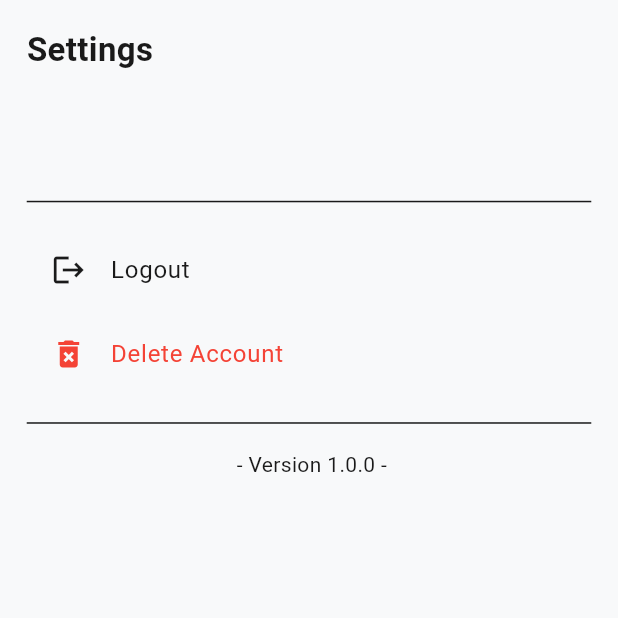
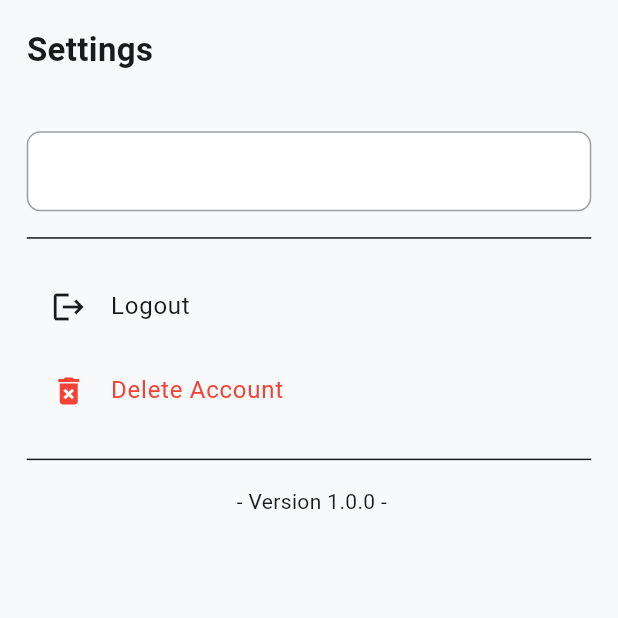
Before and after one commit to zuleyha04/Drobee, a Flutter app: the SettingPage screen opened directly, on a phone screen of 412 x 824 dp, the top half of it. Run offline on Flutter 3.47's test engine with Material 3 defaults, Android fonts, the light colour scheme and no system bars; our stand-ins replace another_flushbar, cloud_firestore, equatable, firebase_auth, firebase_core, flutter_bloc and 6 more; accounts and stored records are empty; Roboto replaces fonts that are missing (CircularStd).

Commit message:
Wrap user email in a bordered container for better UI

```diff
--- a/lib/presentation/settingPage/pages/setting_page.dart
+++ b/lib/presentation/settingPage/pages/setting_page.dart
@@ -21,12 +21,25 @@ class SettingPage extends StatelessWidget {
               const PageTitle('Settings'),
               SizedBox(height: 24.h),
               if (user != null) ...[
-                Text(
-                  user.email ?? 'No email',
-                  style: TextStyle(fontSize: 18.sp),
+                Container(
+                  width: double.infinity,
+                  padding: EdgeInsets.symmetric(
+                    horizontal: 12.w,
+                    vertical: 10.h,
+                  ),
+                  decoration: BoxDecoration(
+                    border: Border.all(color: Colors.grey),
+                    borderRadius: BorderRadius.circular(8.r),
+                    color: Colors.white,
+                  ),
+                  child: Text(
+                    user.email ?? 'No email',
+                    style: TextStyle(fontSize: 18.sp),
+                  ),
                 ),
                 Divider(height: 32.h),
               ],
+
               const LogoutTile(),
               const DeleteAccountTile(),
               Divider(height: 32.h),
```
